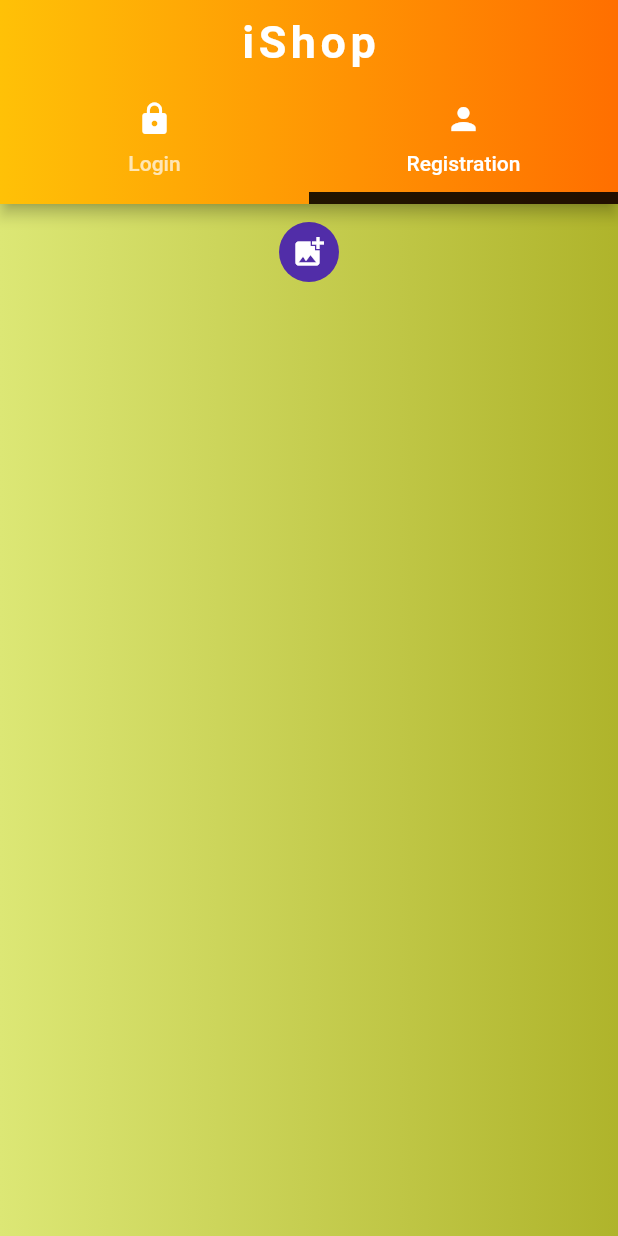
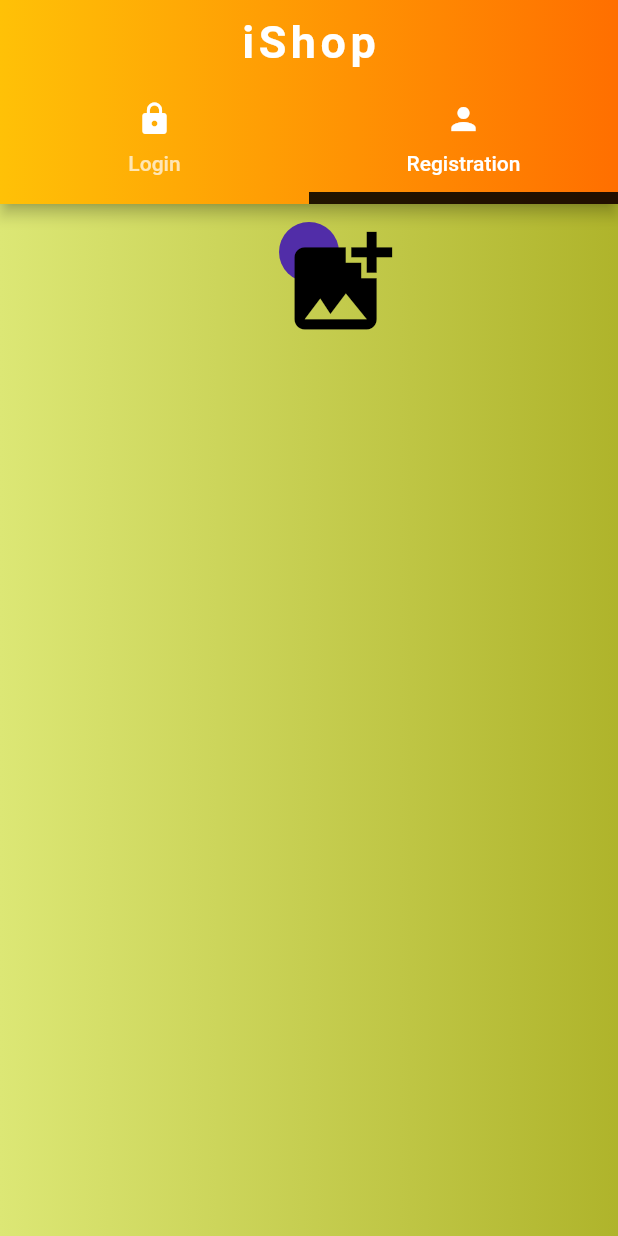
Before and after one commit to Devsaci/amazonclone_user_app, a Flutter app: the screen it shows after launch, tab 2 chosen, on a phone screen of 412 x 824 dp. Run offline on Flutter 3.47's test engine with Material 2 defaults, Android fonts, the phone set to English and light mode, and no system bars; our stand-ins replace firebase_core; accounts and stored records are empty.

Commit message:
color / size

```diff
--- a/lib/authScreens/registration_tab_page.dart
+++ b/lib/authScreens/registration_tab_page.dart
@@ -13,11 +13,17 @@ class _RegistrationTabPageState extends State<RegistrationTabPage> {
   Widget build(BuildContext context) {
     return SingleChildScrollView(
       child: Container(
-        child: const Column(
+        child:  Column(
           children: [
-            SizedBox(height: 12),
+            const SizedBox(height: 12),
             //get-capture image
-            CircleAvatar(child: Icon(Icons.add_photo_alternate)),
+            CircleAvatar(
+              child: Icon(
+                Icons.add_photo_alternate,
+                color: Colors.black,
+                size: MediaQuery.of(context).size.width*0.2,
+              ),
+            ),
             //inputs form fields
           ],
         ),
```
